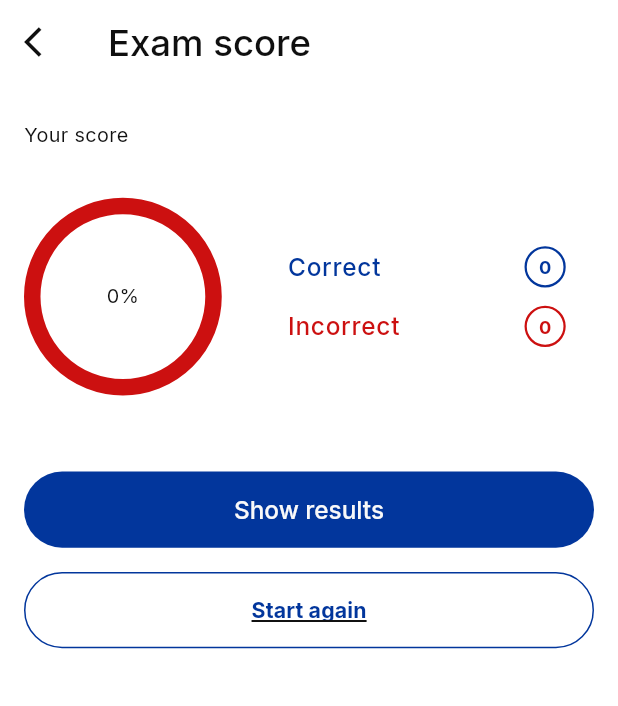
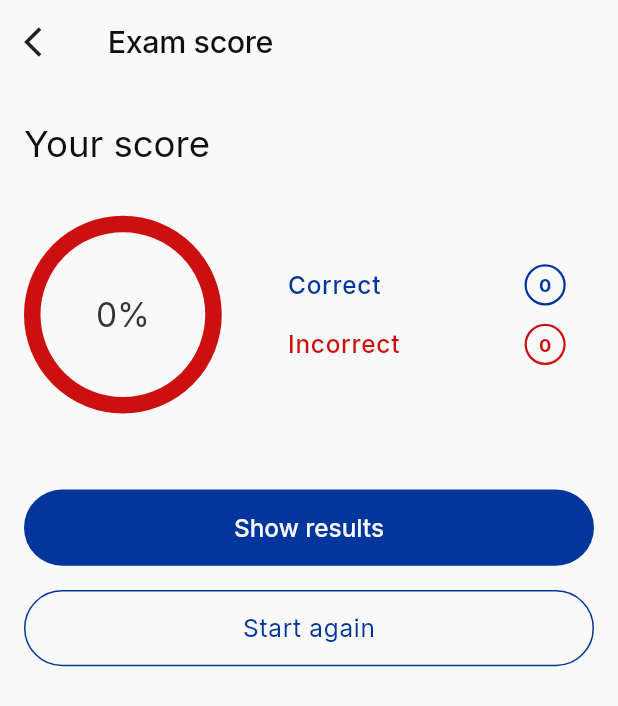
Before and after one commit to abdalmlk5/exams_app, a Flutter app: the ExamScorePage screen opened directly with empty values, on a phone screen of 412 x 824 dp. Shown: the top 706 px of the screen. Run offline on Flutter 3.47's test engine with Material 3 defaults, Android fonts, the light colour scheme and no system bars; our stand-ins replace bloc, cached_network_image, dio, equatable, flutter_bloc, flutter_screenutil and 7 more; accounts and stored records are empty; generated files the repository leaves out were written again; network calls fail.

Commit message:
refactor(questions): migrate exam score and tracker widgets to Material 3 theme

```diff
--- a/lib/features/questions/presentation/pages/exam_score_page.dart
+++ b/lib/features/questions/presentation/pages/exam_score_page.dart
@@ -5,7 +5,6 @@ import 'package:exams_app/features/questions/domain/entities/check_questions_res
 import 'package:exams_app/features/questions/presentation/widgets/exam_score_widgets/score_donut_chart.dart';
 import 'package:exams_app/features/questions/presentation/widgets/exam_score_widgets/score_metric_row.dart';
 import 'package:flutter/material.dart';
-import 'package:exams_app/core/utils/app_styles.dart';
 import 'package:flutter_screenutil/flutter_screenutil.dart';
 
 class ExamScorePage extends StatelessWidget {
@@ -15,17 +14,18 @@ class ExamScorePage extends StatelessWidget {
 
   @override
   Widget build(BuildContext context) {
+    final theme = Theme.of(context);
     // Parse percentage
     final totalPercentString = score.total.replaceAll('%', '').trim();
     final totalPercent = double.tryParse(totalPercentString) ?? 0.0;
 
     return Scaffold(
-      backgroundColor: Colors.white,
+      backgroundColor: theme.scaffoldBackgroundColor,
       appBar: AppBar(
-        backgroundColor: Colors.white,
+        backgroundColor: theme.scaffoldBackgroundColor,
         elevation: 0,
         leading: IconButton(
-          icon: const Icon(Icons.arrow_back_ios, color: AppColors.black),
+          icon: Icon(Icons.arrow_back_ios, color: theme.iconTheme.color),
           onPressed: () => Navigator.pushAndRemoveUntil(
             context,
             MaterialPageRoute(builder: (context) => const HomeScreen()),
@@ -34,7 +34,7 @@ class ExamScorePage extends StatelessWidget {
         ),
         title: Text(
           "Exam score",
-          style: AppStyles.black20500.copyWith(fontWeight: FontWeight.w500),
+          style: theme.textTheme.displayLarge,
         ),
       ),
       body: Padding(
@@ -45,7 +45,9 @@ class ExamScorePage extends StatelessWidget {
             SizedBox(height: 24.h),
             Text(
               "Your score",
-              style: AppStyles.black18500.copyWith(fontWeight: FontWeight.w400),
+              style: theme.textTheme.titleLarge?.copyWith(
+                fontWeight: FontWeight.w400,
+              ),
             ),
             SizedBox(height: 32.h),
             Row(
@@ -57,7 +59,7 @@ class ExamScorePage extends StatelessWidget {
                     ScoreDonutChart(percentage: totalPercent),
                     Text(
                       "${totalPercent.toInt()}%",
-                      style: AppStyles.black18500.copyWith(
+                      style: theme.textTheme.titleLarge?.copyWith(
                         fontSize: 22.sp,
                         fontWeight: FontWeight.w400,
                         color: const Color(0xFF32353A),
@@ -73,13 +75,13 @@ class ExamScorePage extends StatelessWidget {
                     ScoreMetricRow(
                       label: "Correct",
                       count: score.correct,
-                      color: AppColors.primary,
+                      color: theme.colorScheme.primary,
                     ),
                     SizedBox(height: 12.h),
                     ScoreMetricRow(
                       label: "Incorrect",
                       count: score.wrong,
-                      color: AppColors.error,
+                      color: theme.colorScheme.error,
                     ),
                   ],
                 ),
@@ -95,13 +97,7 @@ class ExamScorePage extends StatelessWidget {
                 onPressed: () {
                   CustomSnackBar.error(context, "Under Developing");
                 },
-                style: ElevatedButton.styleFrom(
-                  backgroundColor: AppColors.primary,
-                  shape: RoundedRectangleBorder(
-                    borderRadius: BorderRadius.circular(100),
-                  ),
-                ),
-                child: Text("Show results", style: AppStyles.white16500),
+                child: const Text("Show results"),
               ),
             ),
             SizedBox(height: 16.h),
@@ -117,15 +113,15 @@ class ExamScorePage extends StatelessWidget {
                   );
                 },
                 style: OutlinedButton.styleFrom(
-                  side: const BorderSide(color: AppColors.primary),
+                  side: BorderSide(color: theme.colorScheme.primary),
                   shape: RoundedRectangleBorder(
-                    borderRadius: BorderRadius.circular(100),
+                    borderRadius: BorderRadius.circular(50.r),
                   ),
                 ),
                 child: Text(
                   "Start again",
-                  style: AppStyles.black16400.copyWith(
-                    color: AppColors.primary,
+                  style: theme.textTheme.bodyLarge?.copyWith(
+                    color: theme.colorScheme.primary,
                   ),
                 ),
               ),
--- a/lib/features/questions/presentation/widgets/question_widgets/questions_tracker.dart
+++ b/lib/features/questions/presentation/widgets/question_widgets/questions_tracker.dart
@@ -1,5 +1,4 @@
 import 'package:exams_app/core/utils/app_colors.dart';
-import 'package:exams_app/core/utils/app_styles.dart';
 import 'package:flutter/material.dart';
 import 'package:flutter_screenutil/flutter_screenutil.dart';
 
@@ -14,6 +13,7 @@ class QuestionsTracker extends StatelessWidget {
 
   @override
   Widget build(BuildContext context) {
+    final theme = Theme.of(context);
     return SizedBox(
       height: 40.h,
       child: Column(
@@ -21,14 +21,14 @@ class QuestionsTracker extends StatelessWidget {
         children: [
           Text(
             "Question $currentQuestion of $totalQuestions",
-            style: AppStyles.black18500,
+            style: theme.textTheme.bodyLarge,
           ),
           LinearProgressIndicator(
             value: currentQuestion / totalQuestions,
             minHeight: 6,
-            color: AppColors.primary,
+            color: theme.colorScheme.primary,
             backgroundColor: AppColors.black10,
-            valueColor: const AlwaysStoppedAnimation(AppColors.primary),
+            valueColor: AlwaysStoppedAnimation(theme.colorScheme.primary),
             borderRadius: BorderRadius.circular(10),
           ),
         ],
```
